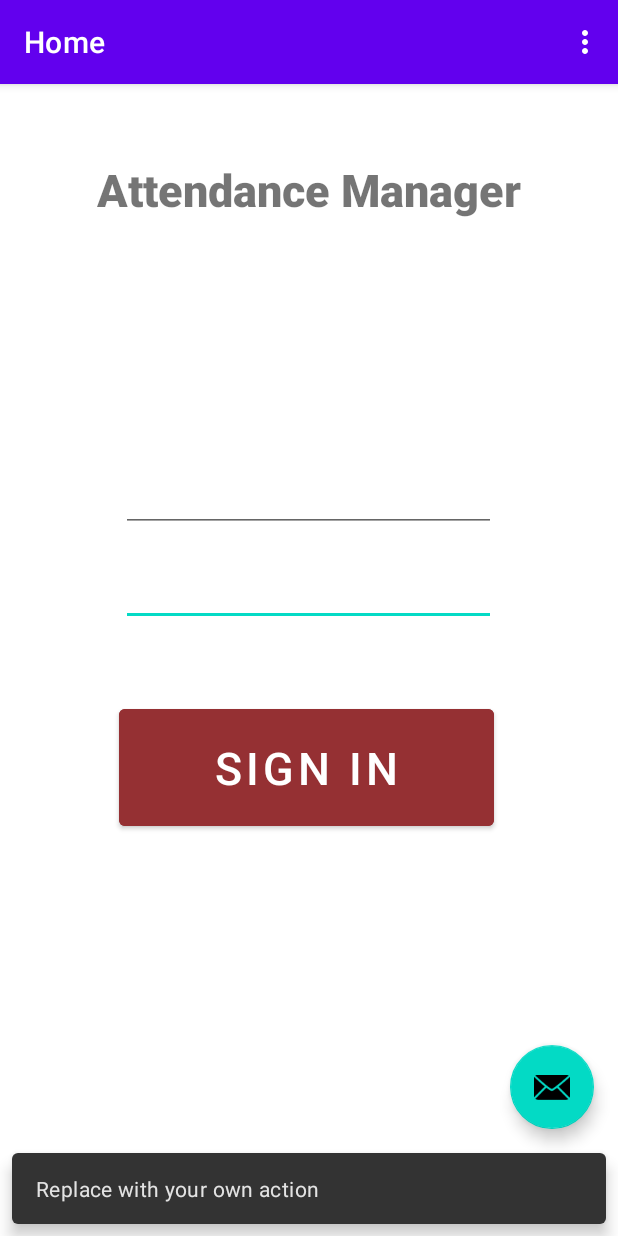
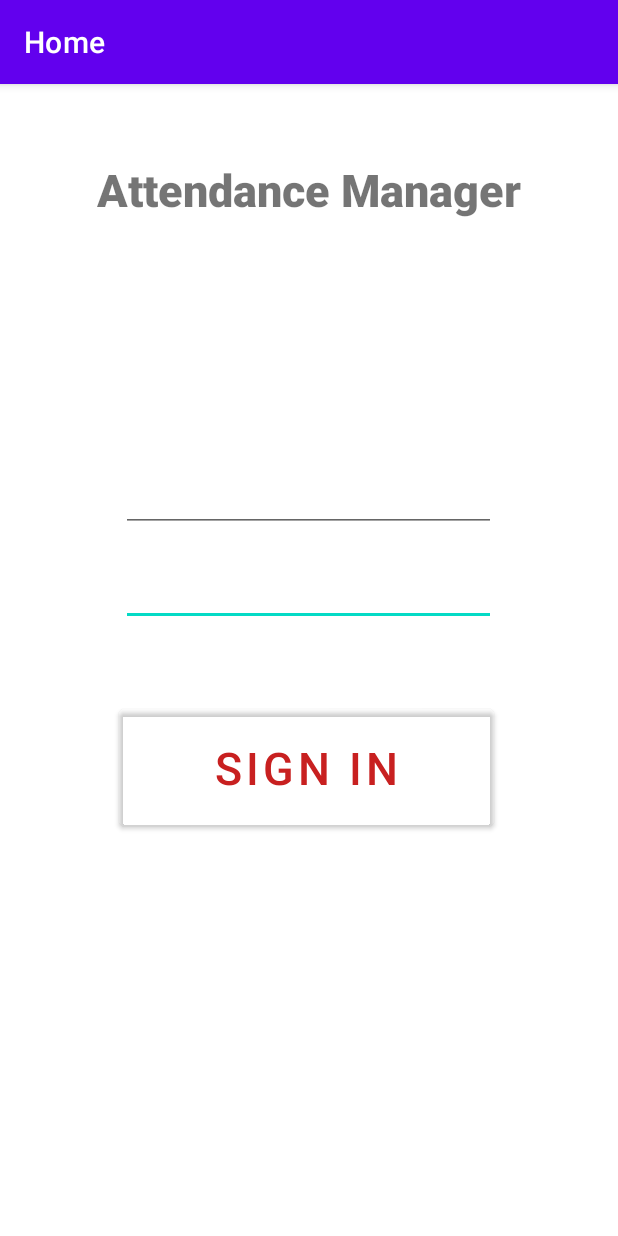
Before and after one commit to notrikhil/Congressional-App-Challenge, an Android app: the screen it shows after launch (MainActivity), after a tap on "SIGN IN", on a phone screen of 412 x 824 dp. Run offline under Robolectric (Android 15) with nearby library versions, the phone set to English and light mode, and no system bars; our stand-ins replace navigation-ui; 1 other tap on this screen came first.

```diff
--- a/src/app/src/main/java/com/example/congressionalappchallenge/MainActivity.kt
+++ b/src/app/src/main/java/com/example/congressionalappchallenge/MainActivity.kt
@@ -28,16 +28,10 @@ class MainActivity : AppCompatActivity() {
         appBarConfiguration = AppBarConfiguration(navController.graph)
         setupActionBarWithNavController(navController, appBarConfiguration)
 
-        binding.fab.setOnClickListener { view ->
-            Snackbar.make(view, "Replace with your own action", Snackbar.LENGTH_LONG)
-                .setAction("Action", null).show()
-        }
-    }
-
-    override fun onCreateOptionsMenu(menu: Menu): Boolean {
-        // Inflate the menu; this adds items to the action bar if it is present.
-        menuInflater.inflate(R.menu.menu_main, menu)
-        return true
+//        binding.fab.setOnClickListener { view ->
+//            Snackbar.make(view, "Replace with your own action", Snackbar.LENGTH_LONG)
+//                .setAction("Action", null).show()
+//        }
     }
 
     override fun onOptionsItemSelected(item: MenuItem): Boolean {
--- a/src/app/src/main/res/layout/activity_main.xml
+++ b/src/app/src/main/res/layout/activity_main.xml
@@ -22,13 +22,4 @@
 
     <include layout="@layout/content_main" />
 
-    <com.google.android.material.floatingactionbutton.FloatingActionButton
-        android:id="@+id/fab"
-        android:layout_width="wrap_content"
-        android:layout_height="wrap_content"
-        android:layout_gravity="bottom|end"
-        android:layout_marginEnd="@dimen/fab_margin"
-        android:layout_marginBottom="16dp"
-        app:srcCompat="@android:drawable/ic_dialog_email" />
-
 </androidx.coordinatorlayout.widget.CoordinatorLayout>
--- a/src/app/src/main/res/layout/home.xml
+++ b/src/app/src/main/res/layout/home.xml
@@ -23,13 +23,15 @@
         android:layout_width="250dp"
         android:layout_height="90dp"
         android:layout_marginTop="320dp"
-        android:backgroundTint="#953033"
+        android:backgroundTint="#00953033"
         android:text="Sign In"
+        android:textColor="#C82020"
         android:textSize="30sp"
         app:layout_constraintEnd_toEndOf="parent"
         app:layout_constraintHorizontal_bias="0.491"
         app:layout_constraintStart_toStartOf="parent"
-        app:layout_constraintTop_toBottomOf="@+id/textview_first" />
+        app:layout_constraintTop_toBottomOf="@+id/textview_first"
+        app:strokeColor="#C82626" />
 
     <EditText
         android:id="@+id/editTextTextPassword"
```
